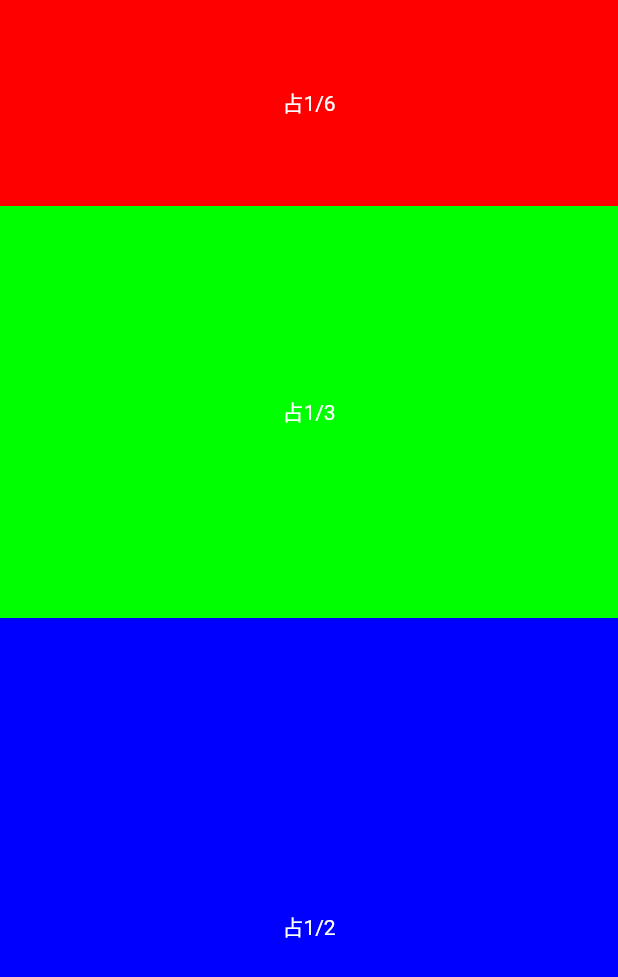
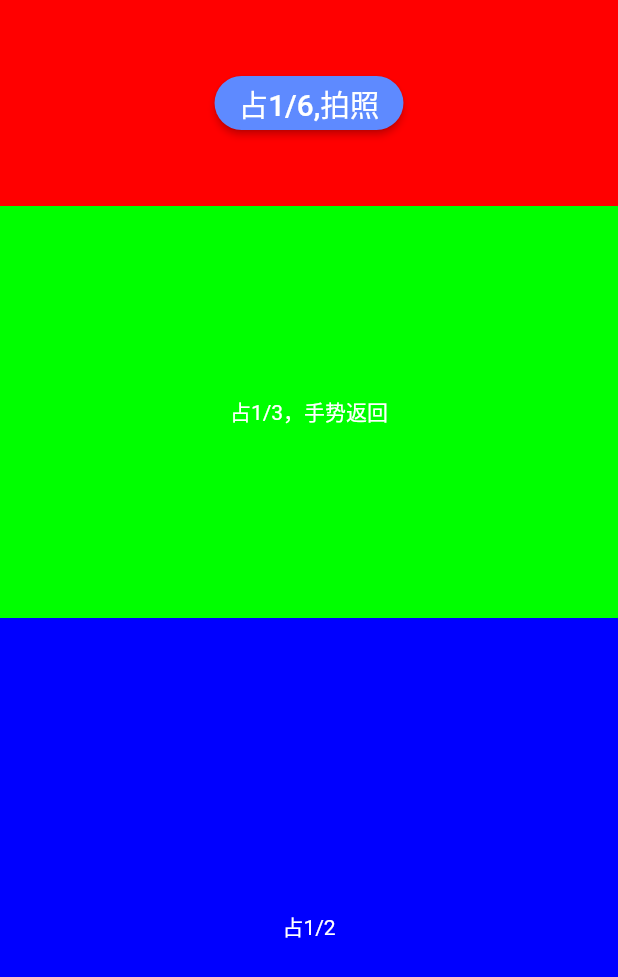
Before and after one commit to butyesbutno/flutter-demo, a Flutter app: the HomePage screen opened by its route, on a phone screen of 412 x 824 dp. Shown: the top 977 px of the screen. Run offline on Flutter 3.47's test engine with Material 2 defaults, Android fonts, the phone set to English and light mode, and no system bars; our stand-ins replace camera.

```diff
--- a/lib/home.dart
+++ b/lib/home.dart
@@ -1,4 +1,6 @@
 import 'package:flutter/material.dart';
+import 'package:flutterdemo/camera.dart';
+import 'package:flutterdemo/size.dart';
 
 class HomePage extends StatelessWidget {
   HomePage({this.title});
@@ -30,18 +32,46 @@ class HomePage extends StatelessWidget {
             child: Container(
               alignment: Alignment.center,
               width:double.infinity,
-              child: Text("占1/6", style: TextStyle(color: Colors.white)),
+              child: RaisedButton(
+                onPressed: (){
+                  Navigator.push(context, PageRouteBuilder(
+                    opaque: false,
+                    pageBuilder: (BuildContext context_new, _, __) {
+                      return new TakePictureScreen(
+                      );
+                    }
+                  ));
+                },
+                child: Text(
+                  "占1/6,拍照",
+                  style: TextStyle(fontSize: getfont(18), color: Colors.white)),
+                textColor: Color(0xffffffff),
+                color: Color(0xff5E8AFF),
+                highlightColor: Color(0xff00ff00),
+                shape: const RoundedRectangleBorder(
+                  side: BorderSide.none,
+                  borderRadius: BorderRadius.all(Radius.circular(50))),
+              ),
               color: Color.fromARGB(255, 255, 0, 0)
             ),
             flex: 1,
           ),
           Expanded(
-            child: Container(
-              alignment: Alignment.center,
-              width:double.infinity,
-              child: Text("占1/3", style: TextStyle(color: Colors.white)),
-              color: Color.fromARGB(255, 0, 255, 0)
-            ),
+            child: GestureDetector(
+              child:Container(
+                alignment: Alignment.center,
+                width:double.infinity,
+                child: Text("占1/3，手势返回", style: TextStyle(color: Colors.white)),
+                color: Color.fromARGB(255, 0, 255, 0)
+              ),
+              onHorizontalDragEnd: (DragEndDetails endDetails) {
+                double velocity = endDetails.primaryVelocity;
+                if (velocity < 0) {
+                  print('left');
+                } else {
+                  Navigator.pop(context);
+                }
+              },),
             flex: 2,
           ),
           Expanded(
--- a/lib/main.dart
+++ b/lib/main.dart
@@ -1,10 +1,12 @@
 import 'package:flutter/material.dart';
 import 'dart:io';
 import 'package:flutter/services.dart';
-import 'package:flutter1/login.dart';
-import 'package:flutter1/home.dart';
+import 'package:flutterdemo/login.dart';
+import 'package:flutterdemo/home.dart';
+import 'package:flutterdemo/camera.dart';
 
 void main() {
+  cameraDemo();
   runApp(MyApp());
   if (Platform.isAndroid) {
   // 以下两行 设置android状态栏为透明的沉浸。写在组件渲染之后，是为了在渲染后进行set赋值，覆盖状态栏，写在渲染之前MaterialApp组件会覆盖掉这个值。
--- a/pubspec.yaml
+++ b/pubspec.yaml
@@ -1,4 +1,4 @@
-name: flutter1
+name: flutterdemo
 description: A new Flutter project.
 
 # The following defines the version and build number for your application.
@@ -19,6 +19,9 @@ environment:
 dependencies:
   flutter:
     sdk: flutter
+  camera:
+  path_provider:
+  path:
 
   # The following adds the Cupertino Icons font to your application.
   # Use with the CupertinoIcons class for iOS style icons.
```
Also changed, not shown: lib/camera.dart (added, +115 -0 lines), lib/login.dart (+3 -4 lines), pubspec.lock, 9 other files.
